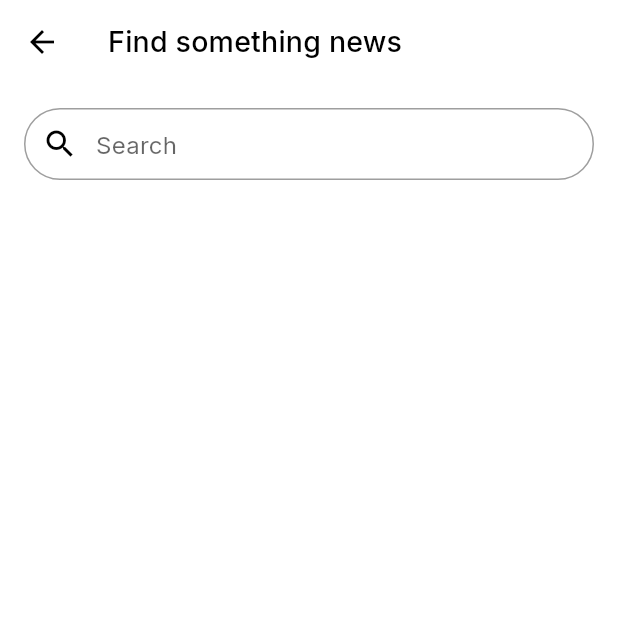
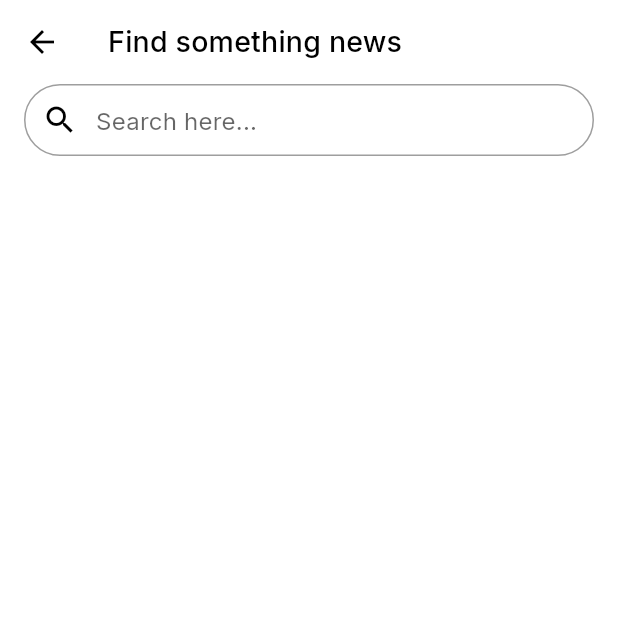
Before and after one commit to fanolans/acf_news, a Flutter app: the SearchPage screen opened by its route, on a phone screen of 412 x 824 dp, the top half of it. Run offline on Flutter 3.47's test engine with Material 2 defaults, Android fonts, the phone set to English and light mode, and no system bars; our stand-ins replace flutter_local_notifications, google_fonts, rxdart, shared_preferences, sqflite, webview_flutter; missing offline and left inert: android_alarm_manager_plus; accounts and stored records are empty; network calls fail.

Commit message:
Create search news

```diff
--- a/lib/data/api/api_service.dart
+++ b/lib/data/api/api_service.dart
@@ -106,13 +106,13 @@ class ApiServices {
     }
   }
 
-  Future<ArticleSearch> searchArticles(String query) async {
+  Future<ArticlesResult> searchArticles(String query) async {
     final response = await http.get(
       Uri.parse(
-          "${_baseUrl}top-headlines?country=$_country&category=general&apiKey=$_apiKey"),
+          "${_baseUrl}everything?q=Apple&from=2022-12-02&sortBy=popularity&apiKey=$_apiKey"),
     );
     if (response.statusCode == 200) {
-      return ArticleSearch.fromJson(
+      return ArticlesResult.fromJson(
         json.decode(response.body),
       );
     } else {
--- a/lib/data/model/article_model.dart
+++ b/lib/data/model/article_model.dart
@@ -89,7 +89,7 @@ class ArticleSearch {
         error: json["error"],
         founded: json["founded"],
         articles: List<Article>.from(
-          json["restaurants"].map(
+          json["articles"].map(
             (x) => Article.fromJson(x),
           ),
         ),
@@ -98,7 +98,7 @@ class ArticleSearch {
   Map<String, dynamic> toJson() => {
         "error": error,
         "founded": founded,
-        "restaurants": List<dynamic>.from(
+        "articles": List<dynamic>.from(
           articles.map(
             (x) => x.toJson(),
           ),
--- a/lib/data/provider/news_business_provider.dart
+++ b/lib/data/provider/news_business_provider.dart
@@ -1,3 +1,5 @@
+import 'dart:io';
+
 import 'package:flutter/material.dart';
 
 import '../../utils/state_result.dart';
@@ -35,6 +37,10 @@ class NewsProvider extends ChangeNotifier {
         notifyListeners();
         return _articlesResult = article;
       }
+    } on SocketException {
+      _state = StateResult.noConnection;
+      notifyListeners();
+      return _message = 'Please check your connection.';
     } catch (e) {
       _state = StateResult.error;
       notifyListeners();
--- a/lib/data/provider/news_entertainment_provider.dart
+++ b/lib/data/provider/news_entertainment_provider.dart
@@ -1,3 +1,5 @@
+import 'dart:io';
+
 import 'package:flutter/material.dart';
 
 import '../../utils/state_result.dart';
@@ -35,6 +37,10 @@ class NewsProvider extends ChangeNotifier {
         notifyListeners();
         return _articlesResult = article;
       }
+    } on SocketException {
+      _state = StateResult.noConnection;
+      notifyListeners();
+      return _message = 'Please check your connection.';
     } catch (e) {
       _state = StateResult.error;
       notifyListeners();
--- a/lib/data/provider/news_health_provider.dart
+++ b/lib/data/provider/news_health_provider.dart
@@ -1,3 +1,5 @@
+import 'dart:io';
+
 import 'package:flutter/material.dart';
 
 import '../../utils/state_result.dart';
@@ -35,6 +37,10 @@ class NewsProvider extends ChangeNotifier {
         notifyListeners();
         return _articlesResult = article;
       }
+    } on SocketException {
+      _state = StateResult.noConnection;
+      notifyListeners();
+      return _message = 'Please check your connection.';
     } catch (e) {
       _state = StateResult.error;
       notifyListeners();
--- a/lib/data/provider/news_provider.dart
+++ b/lib/data/provider/news_provider.dart
@@ -1,3 +1,5 @@
+import 'dart:io';
+
 import 'package:flutter/material.dart';
 
 import '../../utils/state_result.dart';
@@ -35,6 +37,10 @@ class NewsProvider extends ChangeNotifier {
         notifyListeners();
         return _articlesResult = article;
       }
+    } on SocketException {
+      _state = StateResult.noConnection;
+      notifyListeners();
+      return _message = 'Please check your connection.';
     } catch (e) {
       _state = StateResult.error;
       notifyListeners();
--- a/lib/data/provider/news_science_provider.dart
+++ b/lib/data/provider/news_science_provider.dart
@@ -1,3 +1,5 @@
+import 'dart:io';
+
 import 'package:flutter/material.dart';
 
 import '../../utils/state_result.dart';
@@ -35,6 +37,10 @@ class NewsProvider extends ChangeNotifier {
         notifyListeners();
         return _articlesResult = article;
       }
+    } on SocketException {
+      _state = StateResult.noConnection;
+      notifyListeners();
+      return _message = 'Please check your connection.';
     } catch (e) {
       _state = StateResult.error;
       notifyListeners();
--- a/lib/data/provider/news_sports_provider.dart
+++ b/lib/data/provider/news_sports_provider.dart
@@ -1,3 +1,5 @@
+import 'dart:io';
+
 import 'package:flutter/material.dart';
 
 import '../../utils/state_result.dart';
@@ -35,6 +37,10 @@ class NewsProvider extends ChangeNotifier {
         notifyListeners();
         return _articlesResult = article;
       }
+    } on SocketException {
+      _state = StateResult.noConnection;
+      notifyListeners();
+      return _message = 'Please check your connection.';
     } catch (e) {
       _state = StateResult.error;
       notifyListeners();
--- a/lib/data/provider/news_technology_provider.dart
+++ b/lib/data/provider/news_technology_provider.dart
@@ -1,3 +1,5 @@
+import 'dart:io';
+
 import 'package:flutter/material.dart';
 
 import '../../utils/state_result.dart';
@@ -35,6 +37,10 @@ class NewsProvider extends ChangeNotifier {
         notifyListeners();
         return _articlesResult = article;
       }
+    } on SocketException {
+      _state = StateResult.noConnection;
+      notifyListeners();
+      return _message = 'Please check your connection.';
     } catch (e) {
       _state = StateResult.error;
       notifyListeners();
--- a/lib/data/provider/search_provider.dart
+++ b/lib/data/provider/search_provider.dart
@@ -5,24 +5,24 @@ import 'package:flutter/foundation.dart';
 
 import '../../utils/state_result.dart';
 
-class RestaurantSearchProvider extends ChangeNotifier {
+class SearchProvider extends ChangeNotifier {
   final ApiServices apiService;
 
-  RestaurantSearchProvider({required this.apiService}) {
-    fetchQueryRestaurant(query);
+  SearchProvider({required this.apiService}) {
+    fetchQueryArticle(query);
   }
 
-  ArticleSearch? _articleList;
+  ArticlesResult? _articleList;
   StateResult? _state;
   String _message = '';
   String _query = '';
 
   String get message => _message;
   String get query => _query;
-  ArticleSearch? get result => _articleList;
+  ArticlesResult? get result => _articleList;
   StateResult? get state => _state;
 
-  Future<dynamic> fetchQueryRestaurant(String query) async {
+  Future<dynamic> fetchQueryArticle(String query) async {
     try {
       if (query.isNotEmpty) {
         _state = StateResult.loading;
--- a/lib/main.dart
+++ b/lib/main.dart
@@ -20,6 +20,7 @@ import 'data/provider/database_provider.dart';
 import 'data/provider/news_provider.dart';
 import 'data/provider/preferences_provider.dart';
 import 'data/provider/scheduling_provider.dart';
+import 'data/provider/search_provider.dart';
 import 'utils/background_service.dart';
 import 'utils/navigation.dart';
 import 'utils/notification_helper.dart';
@@ -72,6 +73,11 @@ class MyApp extends StatelessWidget {
             databaseHelper: DatabaseHelper(),
           ),
         ),
+        ChangeNotifierProvider<SearchProvider>(
+          create: (_) => SearchProvider(
+            apiService: ApiServices(),
+          ),
+        ),
       ],
       child: Consumer<PreferencesProvider>(
         builder: (context, provider, child) {
--- a/lib/presentations/pages/search_page.dart
+++ b/lib/presentations/pages/search_page.dart
@@ -1,8 +1,15 @@
+import 'package:acf_news/utils/state_result.dart';
 import 'package:flutter/material.dart';
+import 'package:provider/provider.dart';
+
+import '../../data/provider/search_provider.dart';
+import '../widgets/application_error_widget.dart';
+import '../widgets/card_category_news.dart';
 
 class SearchPage extends StatefulWidget {
+  static const routeName = '/search_page';
+
   const SearchPage({Key? key}) : super(key: key);
-  static const routeName = '/search';
 
   @override
   State<SearchPage> createState() => _SearchPageState();
@@ -22,24 +29,99 @@ class _SearchPageState extends State<SearchPage> {
           elevation: 0,
         ),
         body: SafeArea(
+          child: Column(children: [
+            _searchBar(),
+            const SizedBox(height: 8),
+            Expanded(
+              child: Consumer<SearchProvider>(builder: (context, state, _) {
+                if (state.state == StateResult.loading) {
+                  return const Center(
+                    child: CircularProgressIndicator(),
+                  );
+                } else if (state.state == StateResult.hasData) {
+                  return ListView.builder(
+                      shrinkWrap: true,
+                      itemCount: state.result!.articles.length,
+                      itemBuilder: (context, index) {
+                        var article = state.result!.articles[index];
+                        return Padding(
+                          padding: const EdgeInsets.only(left: 15, right: 15),
+                          child: CategoryNewsCard(article: article),
+                        );
+                      });
+                } else if (state.state == StateResult.noData) {
+                  return Center(
                     child: Column(
-          children: [
-            _searchBar(),
+                      crossAxisAlignment: CrossAxisAlignment.center,
+                      mainAxisAlignment: MainAxisAlignment.center,
+                      mainAxisSize: MainAxisSize.max,
+                      children: const [
+                        Icon(Icons.search_off, color: Colors.grey, size: 64),
+                        SizedBox(height: 24),
+                        Text('Not found', style: TextStyle(color: Colors.grey))
                       ],
                     ),
+                  );
+                } else if (state.state == StateResult.noConnection) {
+                  return Center(
+                    child: Column(
+                      crossAxisAlignment: CrossAxisAlignment.center,
+                      mainAxisAlignment: MainAxisAlignment.center,
+                      mainAxisSize: MainAxisSize.max,
+                      children: [
+                        const ApplicationError(),
+                        const SizedBox(height: 8),
+                        Text(state.message),
+                        const SizedBox(height: 8),
+                      ],
                     ),
                   );
+                } else if (state.state == StateResult.error) {
+                  return Center(
+                    child: Column(
+                      crossAxisAlignment: CrossAxisAlignment.center,
+                      mainAxisAlignment: MainAxisAlignment.center,
+                      mainAxisSize: MainAxisSize.max,
+                      children: [
+                        const ApplicationError(),
+                        const SizedBox(height: 8),
+                        Text(state.message),
+                        const SizedBox(height: 8),
+                      ],
+                    ),
+                  );
+                } else {
+                  return const Center(
+                    child: Text(''),
+                  );
+                }
+              }),
+            )
+          ]),
+        ));
   }
 
   Widget _searchBar() {
+    return Consumer<SearchProvider>(
+      builder: (context, state, _) {
         return Padding(
-      padding: const EdgeInsets.fromLTRB(16, 16, 16, 0),
+          padding: const EdgeInsets.fromLTRB(16, 0, 16, 0),
           child: TextField(
+            maxLines: 1,
             controller: _searchControl,
-        onChanged: (_) => setState(() {}),
+            onChanged: (String query) {
+              if (query.isNotEmpty) {
+                setState(
+                  () {
+                    queries = query;
+                  },
+                );
+                state.fetchQueryArticle(query);
+              }
+            },
             decoration: InputDecoration(
               contentPadding: const EdgeInsets.all(10.0),
-          hintText: "Search",
+              hintText: "Search here...",
               border: OutlineInputBorder(
                 borderRadius: BorderRadius.circular(40),
               ),
@@ -57,5 +139,75 @@ class _SearchPageState extends State<SearchPage> {
             ),
           ),
         );
+      },
+    );
   }
 }
+
+
+// import 'package:flutter/material.dart';
+// import 'package:provider/provider.dart';
+
+// import '../../data/provider/search_provider.dart';
+
+// class SearchPage extends StatefulWidget {
+//   const SearchPage({Key? key}) : super(key: key);
+//   static const routeName = '/search';
+
+//   @override
+//   State<SearchPage> createState() => _SearchPageState();
+// }
+
+// class _SearchPageState extends State<SearchPage> {
+//   String queries = '';
+//   final TextEditingController _searchControl = TextEditingController();
+
+//   @override
+//   Widget build(BuildContext context) {
+//     return Scaffold(
+//       appBar: AppBar(
+//         title: const Text(
+//           'Find something news',
+//         ),
+//         elevation: 0,
+//       ),
+//       body: SafeArea(
+//         child: Column(
+//           children: [
+//             _searchBar(),
+//           ],
+//         ),
+//       ),
+//     );
+//   }
+
+//   Widget _searchBar() {
+//     return Consumer<ArticleSearchProvider>(builder: (context, state, _) {
+//       return Padding(
+//         padding: const EdgeInsets.fromLTRB(16, 16, 16, 0),
+//         child: TextField(
+//           controller: _searchControl,
+//           onChanged: (_) => setState(() {}),
+//           decoration: InputDecoration(
+//             contentPadding: const EdgeInsets.all(10.0),
+//             hintText: "Search",
+//             border: OutlineInputBorder(
+//               borderRadius: BorderRadius.circular(40),
+//             ),
+//             focusedBorder: OutlineInputBorder(
+//               borderSide: const BorderSide(width: 2.0),
+//               borderRadius: BorderRadius.circular(25.0),
+//             ),
+//             prefixIcon: const Padding(
+//               padding: EdgeInsets.all(8.0),
+//               child: Icon(
+//                 Icons.search,
+//                 color: Colors.black,
+//               ),
+//             ),
+//           ),
+//         ),
+//       );
+//     });
+//   }
+// }
```
Also changed, not shown: lib/presentations/pages/article_list_page.dart (+6 -4 lines), lib/presentations/pages/category_news_page.dart (+13 -11 lines), lib/presentations/widgets/application_error_widget.dart (added, +27 -0 lines). Lines whose indentation alone changed are shown as unchanged.
